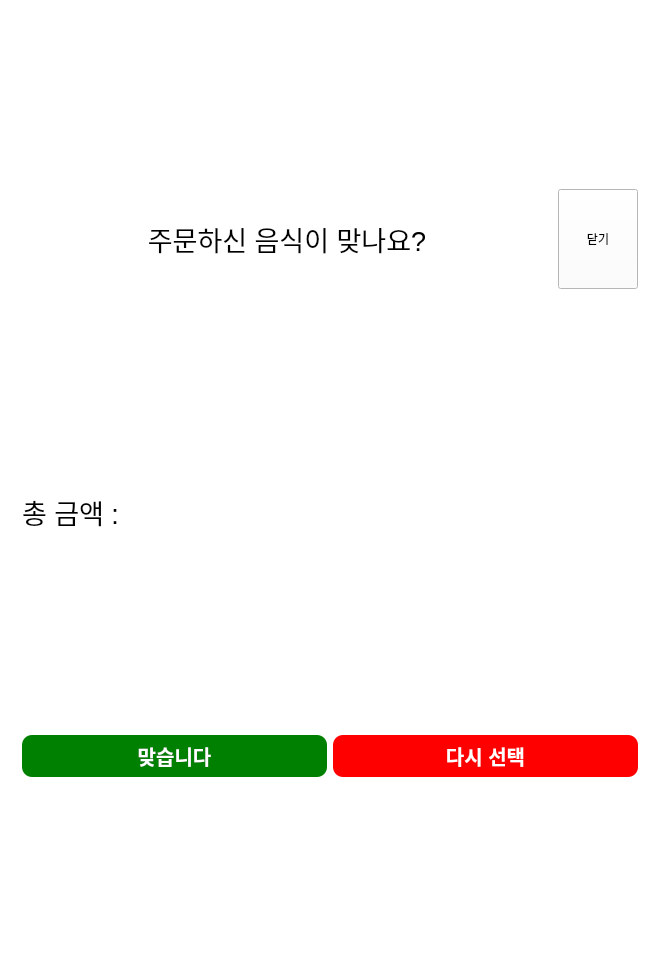
Qt form Kiosk/mainwindow.ui (psy1064/Kiosk) before a commit.
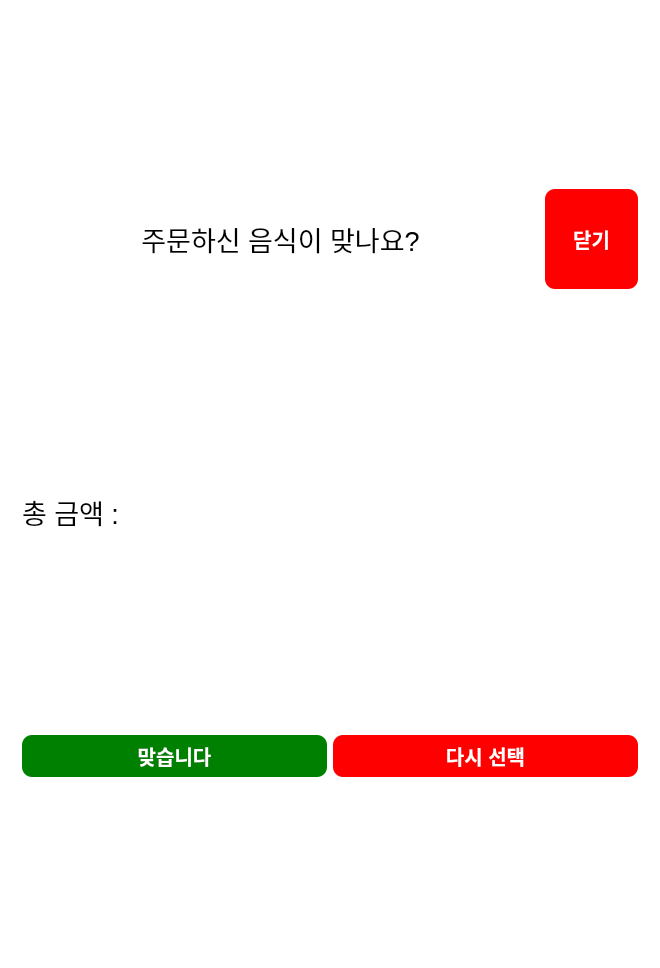
The same form after that commit. The open tabs and pages were chosen to show the change. Icons and pictures are not drawn. Custom widgets are drawn as their Qt base class.

Diff of the .ui file:
```diff
--- a/Kiosk/mainwindow.ui
+++ b/Kiosk/mainwindow.ui
@@ -439,10 +439,19 @@
             </property>
             <property name="minimumSize">
              <size>
-              <width>0</width>
+              <width>93</width>
               <height>100</height>
              </size>
             </property>
+            <property name="styleSheet">
+             <string notr="true">background-color: red;
+border-width: 2px;
+border-radius: 10px;
+font: bold 20px;
+min-width: 3em;
+padding: 6px;
+color:white;</string>
+            </property>
             <property name="text">
              <string>닫기</string>
             </property>
```
Left out of the diff: 14 changed lines with no effect on the pictures.
